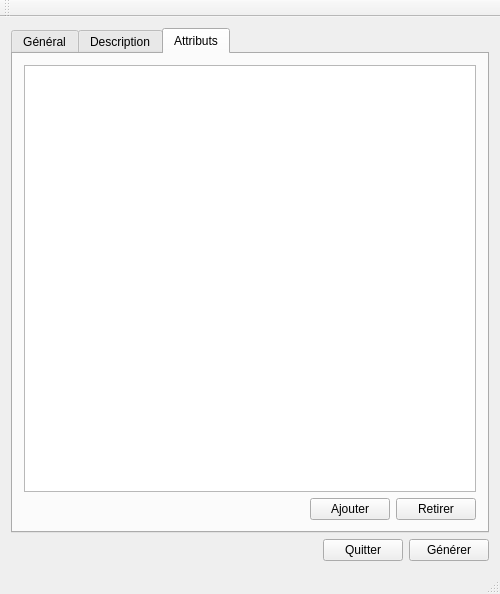
Above: metacc/ui/mainwindow.ui from rovalette/metacc before the change. Below: the same form after it.
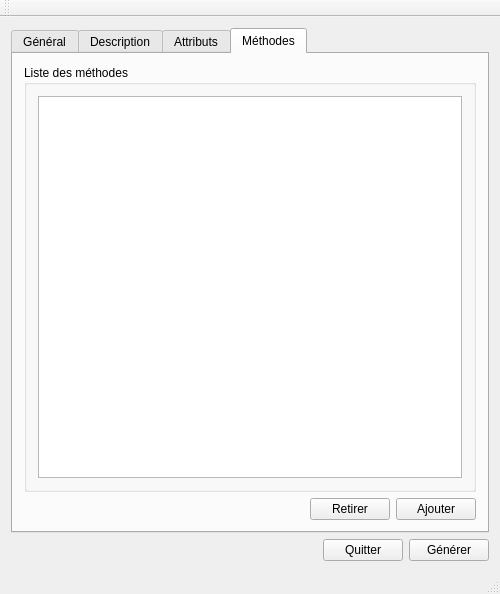
That is the form after the change. Icons and pictures are not drawn.

Commit message: method view

```diff
--- a/metacc/ui/mainwindow.ui
+++ b/metacc/ui/mainwindow.ui
@@ -18,7 +18,7 @@
     <item>
      <widget class="QTabWidget" name="tabWidget">
       <property name="currentIndex">
-       <number>2</number>
+       <number>3</number>
       </property>
       <widget class="QWidget" name="tab">
        <attribute name="title">
@@ -245,12 +245,21 @@
        <attribute name="title">
         <string>Attributs</string>
        </attribute>
-       <layout class="QVBoxLayout" name="verticalLayout_10">
+       <layout class="QVBoxLayout" name="verticalLayout_11">
         <item>
          <widget class="QListWidget" name="listWidget_FieldMember">
           <property name="sortingEnabled">
            <bool>false</bool>
           </property>
+          <layout class="QVBoxLayout" name="verticalLayout_10">
+           <item>
+            <widget class="QListWidget" name="listWidget_FieldMember">
+             <property name="sortingEnabled">
+              <bool>false</bool>
+             </property>
+            </widget>
+           </item>
+          </layout>
          </widget>
         </item>
         <item>
@@ -287,6 +296,75 @@
             <property name="icon">
              <iconset resource="../resources/resources.qrc">
               <normaloff>:/images/images/moins.png</normaloff>:/images/images/moins.png</iconset>
+            </property>
+           </widget>
+          </item>
+          <item>
+           <widget class="QPushButton" name="pushButton_Add">
+            <property name="text">
+             <string>Ajouter</string>
+            </property>
+            <property name="icon">
+             <iconset resource="../resources/resources.qrc">
+              <normaloff>:/images/images/plus.png</normaloff>:/images/images/plus.png</iconset>
+            </property>
+           </widget>
+          </item>
+         </layout>
+        </item>
+       </layout>
+      </widget>
+      <widget class="QWidget" name="tab_4">
+       <attribute name="title">
+        <string>Méthodes</string>
+       </attribute>
+       <layout class="QVBoxLayout" name="verticalLayout_13">
+        <item>
+         <widget class="QGroupBox" name="groupBox_7">
+          <property name="title">
+           <string>Liste des méthodes</string>
+          </property>
+          <layout class="QVBoxLayout" name="verticalLayout_12">
+           <item>
+            <widget class="QListView" name="listView_Methods"/>
+           </item>
+          </layout>
+         </widget>
+        </item>
+        <item>
+         <layout class="QHBoxLayout" name="horizontalLayout_6">
+          <item>
+           <spacer name="horizontalSpacer_3">
+            <property name="orientation">
+             <enum>Qt::Horizontal</enum>
+            </property>
+            <property name="sizeHint" stdset="0">
+             <size>
+              <width>40</width>
+              <height>20</height>
+             </size>
+            </property>
+           </spacer>
+          </item>
+          <item>
+           <widget class="QPushButton" name="pushButton_RemoveMethod">
+            <property name="text">
+             <string>Retirer</string>
+            </property>
+            <property name="icon">
+             <iconset resource="../resources/resources.qrc">
+              <normaloff>:/images/images/moins.png</normaloff>:/images/images/moins.png</iconset>
+            </property>
+           </widget>
+          </item>
+          <item>
+           <widget class="QPushButton" name="pushButton_AddMethod">
+            <property name="text">
+             <string>Ajouter</string>
+            </property>
+            <property name="icon">
+             <iconset resource="../resources/resources.qrc">
+              <normaloff>:/images/images/plus.png</normaloff>:/images/images/plus.png</iconset>
             </property>
            </widget>
           </item>
```
Left out of the diff: 17 changed lines with no effect on the pictures.
